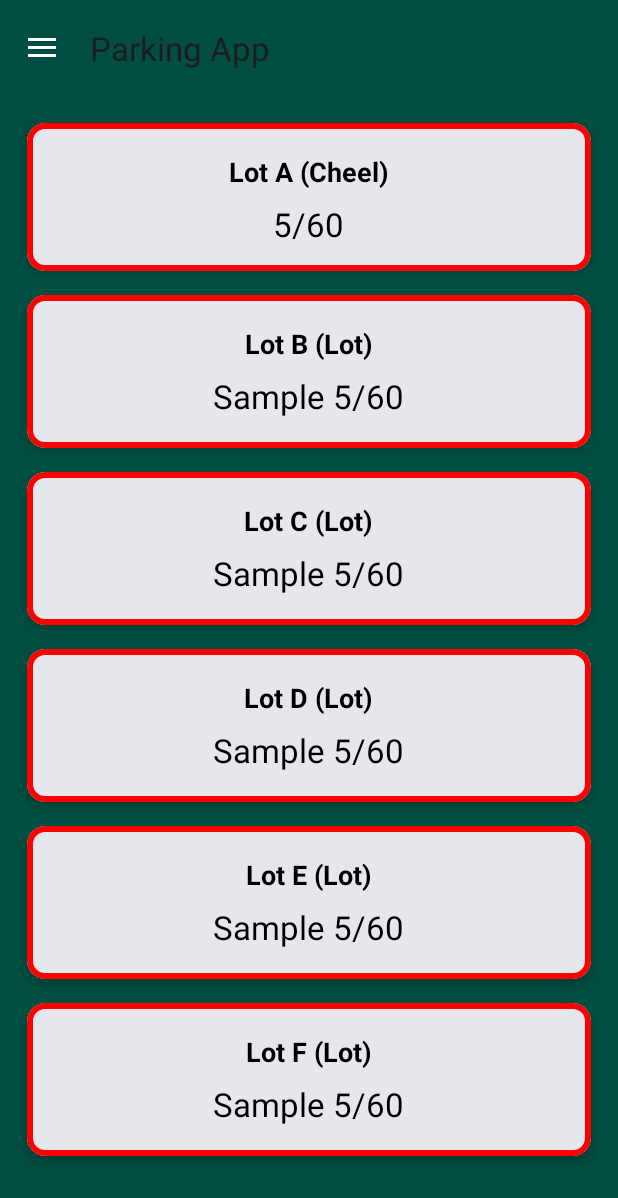
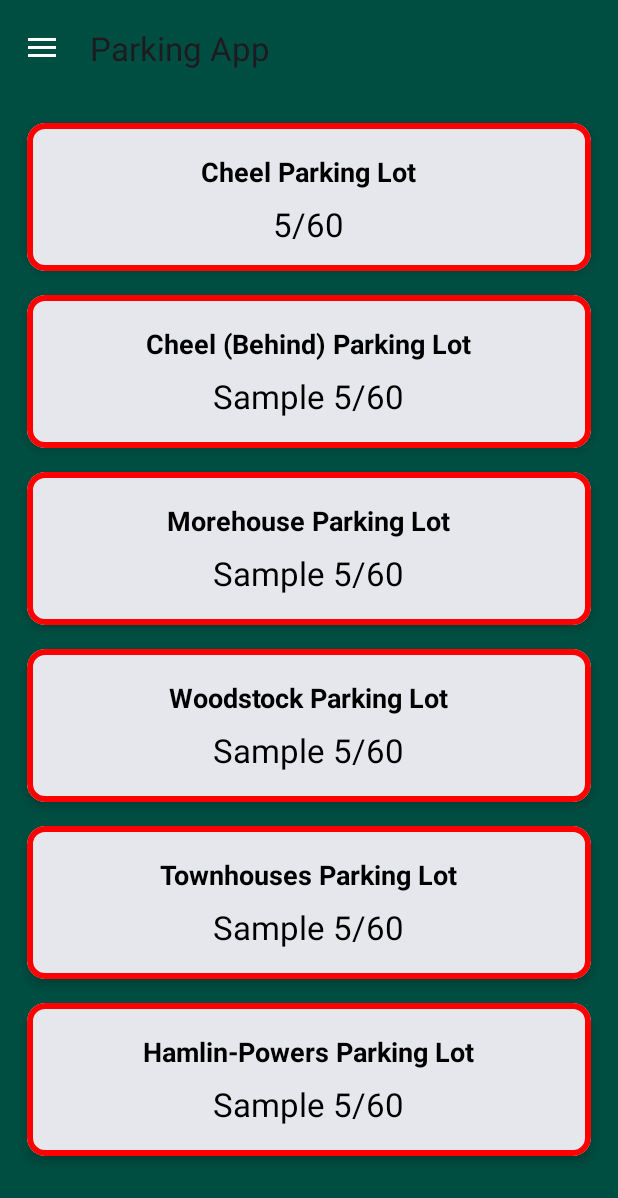
Before and after one commit to jeannamatthews-classes/group-project-parking, an Android app: the screen it shows after launch (MainActivity), in the side drawer, after a tap on "Favorites", on a phone screen of 412 x 824 dp. Shown: the top 1198 px of the screen. Run offline under Robolectric (Android 15) with nearby library versions, the light colour scheme and no system bars.

Commit message:
AlertDialog

```diff
--- a/app/src/main/java/com/zybooks/parkingapp/LotCardClickHandler.java
+++ b/app/src/main/java/com/zybooks/parkingapp/LotCardClickHandler.java
@@ -1,16 +1,17 @@
 package com.zybooks.parkingapp;
 
 import android.app.Activity;
+import android.app.AlertDialog;
 import android.content.Context;
 import android.content.Intent;
 import android.net.Uri;
 import android.view.View;
+import android.widget.TextView;
 import android.widget.Toast;
 
 import com.google.android.material.card.MaterialCardView;
 
 public class LotCardClickHandler {
-
     public LotCardClickHandler(Activity activity) {
 
         View lotCardsView = activity.findViewById(R.id.lotCards);
@@ -23,18 +24,30 @@ public class LotCardClickHandler {
         MaterialCardView lotCardF = lotCardsView.findViewById(R.id.lotCardF);
 
         // Replace the coordinates with each lot's real location
-        lotCardA.setOnClickListener(v -> openMap(activity, 44.6969, -74.9870, "Lot A"));
-        lotCardB.setOnClickListener(v -> openMap(activity, 44.6970, -74.9871, "Lot B"));
-        lotCardC.setOnClickListener(v -> openMap(activity, 44.6971, -74.9872, "Lot C"));
-        lotCardD.setOnClickListener(v -> openMap(activity, 44.6972, -74.9873, "Lot D"));
-        lotCardE.setOnClickListener(v -> openMap(activity, 44.6973, -74.9874, "Lot E"));
-        lotCardF.setOnClickListener(v -> openMap(activity, 44.6974, -74.9875, "Lot F"));
+        lotCardA.setOnClickListener(v -> openMap(activity, 44.6648034,-75.000313, "Cheel Parking Lot"));
+        lotCardB.setOnClickListener(v -> openMap(activity, 44.6644692,-75.0030064, "Cheel (Behind) Parking Lot"));
+        lotCardC.setOnClickListener(v -> openMap(activity, 44.6629877,-74.9978577, "Morehouse/Sneel Hall Parking Lot"));
+        lotCardD.setOnClickListener(v -> openMap(activity, 44.6616051,-74.996133, "Woodstock Parking Lot"));
+        lotCardE.setOnClickListener(v -> openMap(activity, 44.6607585, -75.0015777, "Townhouses Parking Lot"));
+        lotCardF.setOnClickListener(v -> openMap(activity, 44.6647109,-74.994961, "Hamlin-Powers Parking Lot"));
     }
 
+
+
     private void openMap(Context context, double latitude, double longitude, String lotName) {
-        // This opens Google Maps in the browser
-        String url = "https://www.google.com/maps?q=" + latitude + "," + longitude + "(" + lotName + ")";
-        Intent browserIntent = new Intent(Intent.ACTION_VIEW, Uri.parse(url));
-        context.startActivity(browserIntent);
+
+        new AlertDialog.Builder(context)
+                .setTitle("Open Map")
+                .setMessage("Do you want to continue Google Maps for:\n\n" + lotName + "?")
+                .setPositiveButton("Continue", (dialog, which) -> {
+
+                    String url = "https://www.google.com/maps?q="
+                            + latitude + "," + longitude + "(" + lotName + ")";
+
+                    Intent browserIntent = new Intent(Intent.ACTION_VIEW, Uri.parse(url));
+                    context.startActivity(browserIntent);
+                })
+                .setNegativeButton("No", null)
+                .show();
     }
 }
--- a/app/src/main/res/layout/item_lot.xml
+++ b/app/src/main/res/layout/item_lot.xml
@@ -32,7 +32,7 @@
             android:id="@+id/textViewLotNameA"
             android:layout_width="wrap_content"
             android:layout_height="wrap_content"
-            android:text="Lot A (Cheel)"
+            android:text="Cheel Parking Lot"
             android:textColor="@android:color/black"
             android:textSize="18sp"
             android:textStyle="bold" />
@@ -56,7 +56,7 @@
     <!--  Some of the configuration might change depends on the specific lot-->
 
     <com.google.android.material.card.MaterialCardView
-        android:id="@+id/lotCardB"
+        android:id="@+id/lotCardF"
         android:layout_width="match_parent"
         android:layout_height="wrap_content"
         android:clickable="true"
@@ -76,10 +76,10 @@
             android:padding="20dp">
 
             <TextView
-                android:id="@+id/textViewLotNameB"
+                android:id="@+id/textViewLotNameF"
                 android:layout_width="wrap_content"
                 android:layout_height="wrap_content"
-                android:text="Lot B (Lot)"
+                android:text="Cheel (Behind) Parking Lot"
                 android:textColor="@android:color/black"
                 android:textSize="18sp"
                 android:textStyle="bold" />
@@ -89,7 +89,7 @@
                 android:layout_height="8dp" />
 
             <TextView
-                android:id="@+id/textViewLotStatusB"
+                android:id="@+id/textViewLotStatusF"
                 android:layout_width="wrap_content"
                 android:layout_height="wrap_content"
                 android:text="Sample 5/60"
@@ -127,7 +127,7 @@
                 android:id="@+id/textViewLotNameC"
                 android:layout_width="wrap_content"
                 android:layout_height="wrap_content"
-                android:text="Lot C (Lot)"
+                android:text="Morehouse Parking Lot"
                 android:textColor="@android:color/black"
                 android:textSize="18sp"
                 android:textStyle="bold" />
@@ -174,7 +174,7 @@
                 android:id="@+id/textViewLotNameD"
                 android:layout_width="wrap_content"
                 android:layout_height="wrap_content"
-                android:text="Lot D (Lot)"
+                android:text="Woodstock Parking Lot"
                 android:textColor="@android:color/black"
                 android:textSize="18sp"
                 android:textStyle="bold" />
@@ -222,7 +222,7 @@
                 android:id="@+id/textViewLotNameE"
                 android:layout_width="wrap_content"
                 android:layout_height="wrap_content"
-                android:text="Lot E (Lot)"
+                android:text="Townhouses Parking Lot"
                 android:textColor="@android:color/black"
                 android:textSize="18sp"
                 android:textStyle="bold" />
@@ -246,7 +246,7 @@
     <!--  Card 6-->
     <!--  Some of the configuration might change depends on the specific lot-->
     <com.google.android.material.card.MaterialCardView
-        android:id="@+id/lotCardF"
+        android:id="@+id/lotCardB"
         android:layout_width="match_parent"
         android:layout_height="wrap_content"
         android:clickable="true"
@@ -266,10 +266,10 @@
             android:padding="20dp">
 
             <TextView
-                android:id="@+id/textViewLotNameF"
+                android:id="@+id/textViewLotNameB"
                 android:layout_width="wrap_content"
                 android:layout_height="wrap_content"
-                android:text="Lot F (Lot)"
+                android:text="Hamlin-Powers Parking Lot"
                 android:textColor="@android:color/black"
                 android:textSize="18sp"
                 android:textStyle="bold" />
@@ -279,7 +279,7 @@
                 android:layout_height="8dp" />
 
             <TextView
-                android:id="@+id/textViewLotStatusF"
+                android:id="@+id/textViewLotStatusB"
                 android:layout_width="wrap_content"
                 android:layout_height="wrap_content"
                 android:text="Sample 5/60"
```
